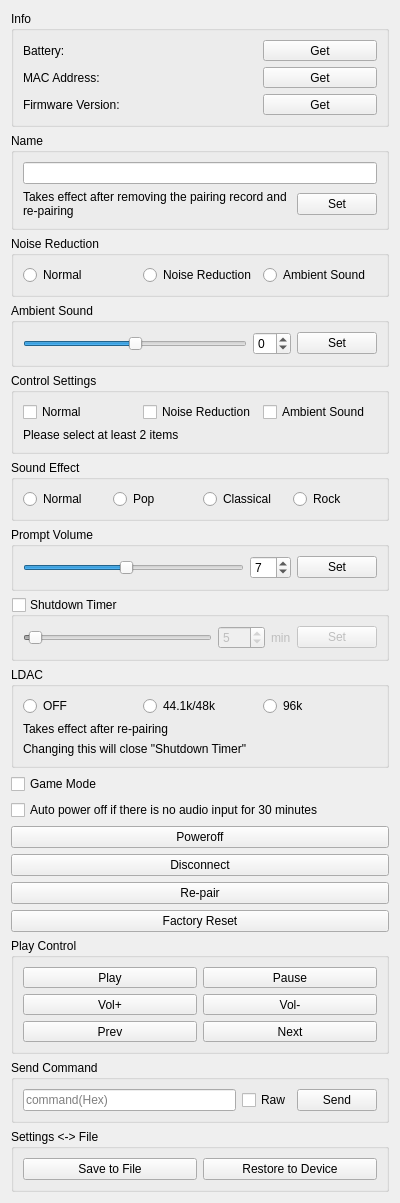
wh201906/mEDIFIER, file Qt/devices/basedevice.ui: the form before one commit.
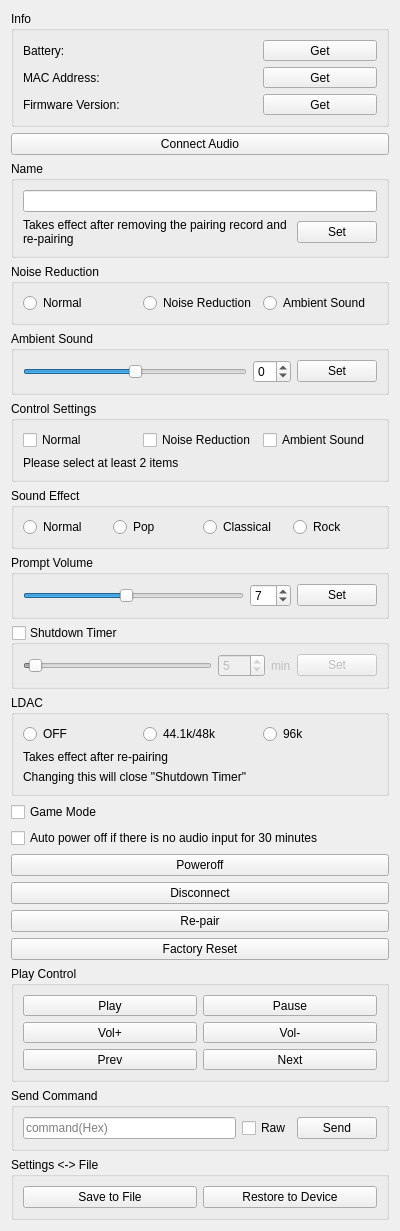
The form after the commit.

```diff
--- a/Qt/devices/basedevice.ui
+++ b/Qt/devices/basedevice.ui
@@ -104,6 +104,13 @@
      </layout>
     </widget>
    </item>
+   <item>
+    <widget class="QPushButton" name="connectAudioButton">
+     <property name="text">
+      <string>Connect Audio</string>
+     </property>
+    </widget>
+   </item>
    <item>
     <widget class="QGroupBox" name="nameGroup">
      <property name="title">
```
